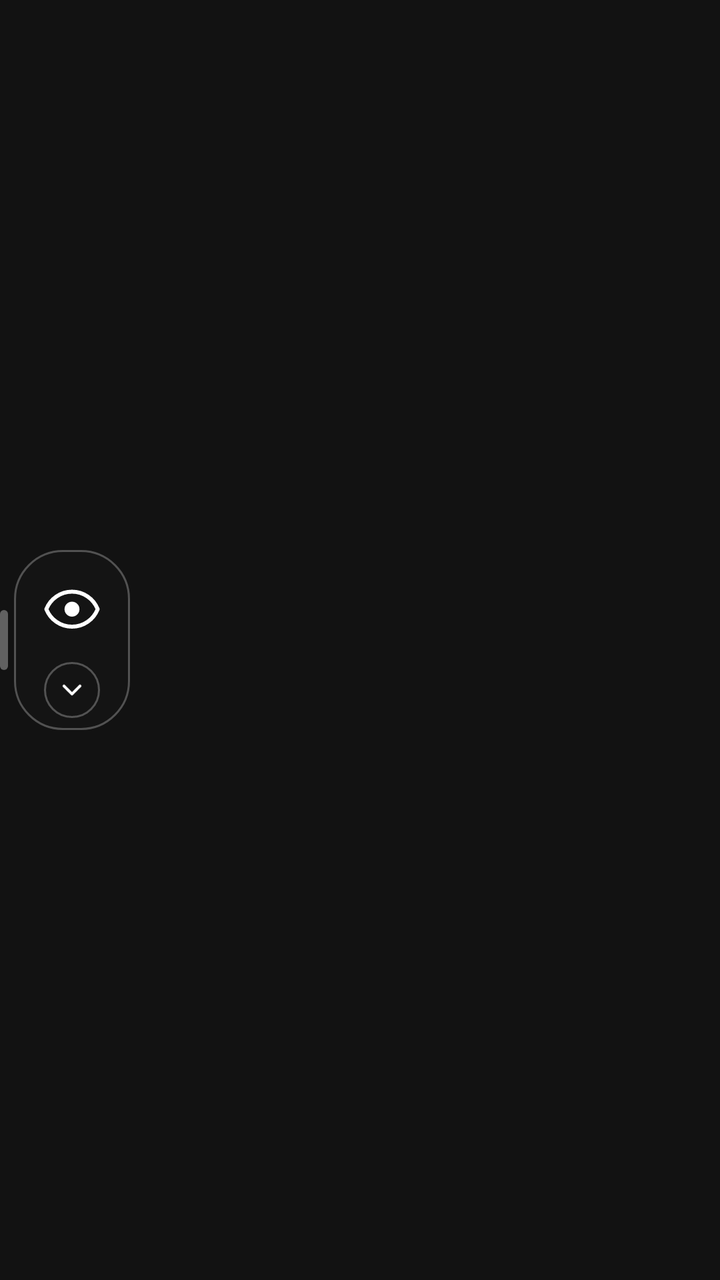
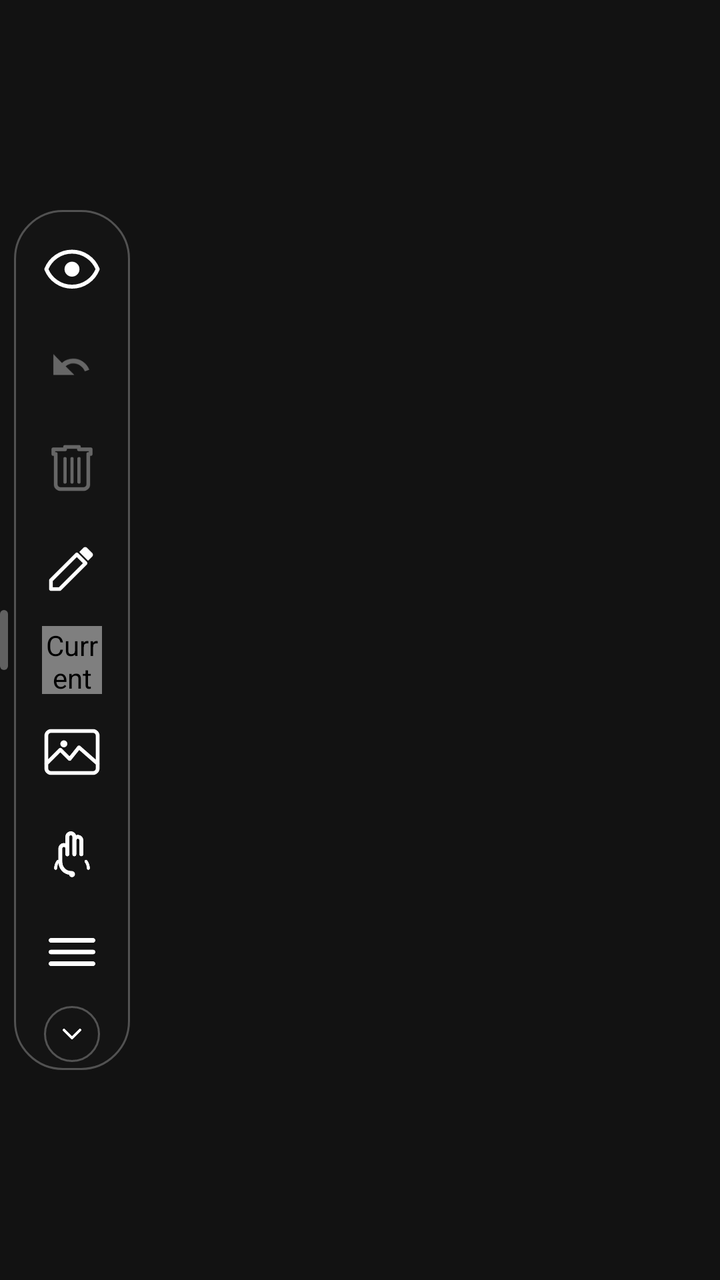

Screens rendered from an Android XML layout before and after an edit, with the pre-edit source and the edit as a unified diff.
<!-- AndroidManifest.xml: application theme Theme.DrawAnywhere -->
<!-- res/layout/overlay_toolbar_vertical.xml -->
<?xml version="1.0" encoding="utf-8"?>
<LinearLayout
    xmlns:android="http://schemas.android.com/apk/res/android"
    android:layout_width="wrap_content"
    android:layout_height="wrap_content"
    android:orientation="horizontal"
    android:gravity="center_vertical">

    <View
        android:layout_width="4dp"
        android:layout_height="30dp"
        android:background="@drawable/bg_grip_handle"
        android:layout_marginEnd="3dp" />

    <LinearLayout
        android:id="@+id/toolbar_content_col"
        android:layout_width="wrap_content"
        android:layout_height="wrap_content"
        android:orientation="vertical"
        android:gravity="center_horizontal"
        android:background="@drawable/bg_toolbar"
        android:paddingStart="4dp"
        android:paddingEnd="4dp"
        android:paddingTop="4dp"
        android:paddingBottom="4dp"
        android:elevation="8dp">

        
        <ImageView
            android:id="@+id/btn_hide"
            android:layout_width="50dp"
            android:layout_height="50dp"
            android:padding="11dp"
            android:src="@drawable/ic_eye"
            android:tint="@color/toolbar_icon_default"
            android:scaleType="fitCenter"
            android:background="@android:color/transparent"
            android:clickable="true"
            android:focusable="true"
            android:contentDescription="@string/cd_btn_hide" />

        
        <FrameLayout
            android:layout_width="28dp"
            android:layout_height="28dp"
            android:layout_marginTop="2dp"
            android:layout_marginBottom="2dp"
            android:background="@drawable/bg_collapse_pill">
            <ImageView
                android:id="@+id/btn_collapse_arrow"
                android:layout_width="match_parent"
                android:layout_height="match_parent"
                android:padding="6dp"
                android:src="@drawable/ic_chevron_down"
                android:tint="@color/toolbar_icon_default"
                android:scaleType="fitCenter"
                android:clickable="true"
                android:focusable="true"
                android:contentDescription="@string/cd_btn_collapse" />
        </FrameLayout>

        
        <ScrollView
            android:id="@+id/toolbar_scroll_container"
            android:layout_width="wrap_content"
            android:layout_height="0dp"
            android:layout_weight="0"
            android:scrollbars="none"
            android:overScrollMode="never"
            android:requiresFadingEdge="vertical"
            android:fadingEdgeLength="@dimen/toolbar_fading_edge_length">

            <LinearLayout
                android:id="@+id/toolbar_scroll_inner"
                android:layout_width="wrap_content"
                android:layout_height="wrap_content"
                android:orientation="vertical"
                android:gravity="center_horizontal">

                <ImageView
                    android:id="@+id/btn_undo"
                    android:layout_width="50dp"
                    android:layout_height="50dp"
                    android:padding="11dp"
                    android:src="@drawable/ic_undo"
                    android:tint="@color/toolbar_icon_default"
                    android:scaleType="fitCenter"
                    android:background="@android:color/transparent"
                    android:clickable="true"
                    android:focusable="true"
                    android:alpha="0.35"
                    android:enabled="false"
                    android:contentDescription="@string/cd_btn_undo" />

                <ImageView
                    android:id="@+id/btn_clear"
                    android:layout_width="50dp"
                    android:layout_height="50dp"
                    android:padding="11dp"
                    android:src="@drawable/ic_trash"
                    android:tint="@color/toolbar_icon_default"
                    android:scaleType="fitCenter"
                    android:background="@android:color/transparent"
                    android:clickable="true"
                    android:focusable="true"
                    android:alpha="0.35"
                    android:enabled="false"
                    android:contentDescription="@string/cd_btn_clear" />

                <ImageView
                    android:id="@+id/btn_add_image"
                    android:layout_width="50dp"
                    android:layout_height="50dp"
                    android:padding="11dp"
                    android:src="@drawable/ic_image"
                    android:tint="@color/toolbar_icon_default"
                    android:scaleType="fitCenter"
                    android:background="@android:color/transparent"
                    android:clickable="true"
                    android:focusable="true"
                    android:contentDescription="@string/cd_btn_image" />

                <ImageView
                    android:id="@+id/btn_tools"
                    android:layout_width="50dp"
                    android:layout_height="50dp"
                    android:padding="11dp"
                    android:src="@drawable/ic_pen"
                    android:tint="@color/toolbar_icon_default"
                    android:scaleType="fitCenter"
                    android:background="@android:color/transparent"
                    android:clickable="true"
                    android:focusable="true"
                    android:contentDescription="@string/cd_btn_tools" />

                <View
                    android:id="@+id/toolbar_divider"
                    android:layout_width="32dp"
                    android:layout_height="1dp"
                    android:background="@color/toolbar_divider"
                    android:layout_marginTop="3dp"
                    android:layout_marginBottom="3dp" />

                <com.drawanywhere.app.ColorDropView
                    android:id="@+id/view_color_dot"
                    android:layout_width="30dp"
                    android:layout_height="34dp"
                    android:layout_marginTop="4dp"
                    android:layout_marginBottom="4dp"
                    android:clickable="true"
                    android:focusable="true"
                    android:contentDescription="@string/cd_color_dot" />

                <ImageView
                    android:id="@+id/btn_finger"
                    android:layout_width="50dp"
                    android:layout_height="50dp"
                    android:padding="11dp"
                    android:src="@drawable/ic_finger"
                    android:tint="@color/toolbar_icon_default"
                    android:scaleType="fitCenter"
                    android:background="@android:color/transparent"
                    android:clickable="true"
                    android:focusable="true"
                    android:contentDescription="@string/cd_btn_finger" />

                <ImageView
                    android:id="@+id/btn_settings"
                    android:layout_width="50dp"
                    android:layout_height="50dp"
                    android:padding="11dp"
                    android:src="@drawable/ic_settings"
                    android:tint="@color/toolbar_icon_default"
                    android:scaleType="fitCenter"
                    android:background="@android:color/transparent"
                    android:clickable="true"
                    android:focusable="true"
                    android:contentDescription="@string/cd_btn_settings" />

            </LinearLayout>
        </ScrollView>

    </LinearLayout>

</LinearLayout>
<!-- resources referenced by this layout -->
<resources>
  <color name="toolbar_divider">#44FFFFFF</color>
  <color name="toolbar_icon_default">#FFFFFFFF</color>
  <dimen name="toolbar_fading_edge_length">18dp</dimen>
  <!-- drawable bg_collapse_pill (drawable) -->
  <?xml version="1.0" encoding="utf-8"?>
  <shape xmlns:android="http://schemas.android.com/apk/res/android"
      android:shape="oval">
      <solid android:color="@color/toolbar_bg" />
      <stroke
          android:width="1dp"
          android:color="@color/toolbar_divider" />
  </shape>
  <!-- drawable bg_grip_handle (drawable) -->
  <?xml version="1.0" encoding="utf-8"?>
  <shape xmlns:android="http://schemas.android.com/apk/res/android"
      android:shape="rectangle">
      <solid android:color="#55FFFFFF" />
      <corners android:radius="3dp" />
  </shape>
  <!-- drawable bg_toolbar (drawable) -->
  <?xml version="1.0" encoding="utf-8"?>
  <shape xmlns:android="http://schemas.android.com/apk/res/android"
      android:shape="rectangle">
  
      <solid android:color="@color/toolbar_bg" />
  
      <corners android:radius="24dp" />
  
      <stroke
          android:width="1dp"
          android:color="@color/toolbar_divider" />
  
  </shape>
  <!-- drawable ic_chevron_down (drawable) -->
  <?xml version="1.0" encoding="utf-8"?>
  <vector xmlns:android="http://schemas.android.com/apk/res/android"
      android:width="24dp" android:height="24dp"
      android:viewportWidth="24" android:viewportHeight="24">
      <path
          android:pathData="M6,9L12,15L18,9"
          android:fillColor="#00000000"
          android:strokeColor="#FFFFFFFF"
          android:strokeWidth="2"
          android:strokeLineCap="round"
          android:strokeLineJoin="round" />
  </vector>
  <!-- drawable ic_pen (drawable) -->
  <?xml version="1.0" encoding="utf-8"?>
  <vector xmlns:android="http://schemas.android.com/apk/res/android"
      android:width="24dp"
      android:height="24dp"
      android:viewportWidth="24"
      android:viewportHeight="24">
  
      
      <path
          android:pathData="M3,17.25V21H6.75L17.81,9.94L14.06,6.19L3,17.25Z"
          android:fillColor="#00000000"
          android:strokeColor="#FFFFFFFF"
          android:strokeWidth="1.6"
          android:strokeLineCap="round"
          android:strokeLineJoin="round" />
  
      
      <path
          android:pathData="M20.71,7.04C21.1,6.65 21.1,6.02 20.71,5.63L18.37,3.29C17.98,2.9 17.35,2.9 16.96,3.29L15.13,5.12L18.88,8.87L20.71,7.04Z"
          android:fillColor="#FFFFFFFF" />
  
  </vector>
  <!-- drawable ic_undo (drawable) -->
  <?xml version="1.0" encoding="utf-8"?>
  <vector xmlns:android="http://schemas.android.com/apk/res/android"
      android:width="24dp"
      android:height="24dp"
      android:viewportWidth="24"
      android:viewportHeight="24">
  
      <path
          android:pathData="M12.5,8C10.65,8 8.99,8.7 7.7,9.83L4,6V15H13L9.27,11.27C10.16,10.49 11.28,10 12.5,10C14.77,10 16.72,11.44 17.5,13.45L19.41,12.74C18.29,9.87 15.61,8 12.5,8Z"
          android:fillColor="#FFFFFFFF" />
  
  </vector>
  <string name="cd_btn_clear">Clear canvas</string>
  <string name="cd_btn_collapse">Collapse or expand toolbar</string>
  <string name="cd_btn_finger">Toggle touch pass-through</string>
  <string name="cd_btn_hide">Hide or show canvas</string>
  <string name="cd_btn_image">Add image from gallery</string>
  <string name="cd_btn_settings">Open settings</string>
  <string name="cd_btn_tools">Select drawing tool</string>
  <string name="cd_btn_undo">Undo last stroke</string>
  <string name="cd_color_dot">Current drawing color</string>
  <color name="toolbar_bg">#E8141414</color>
  <color name="colorPrimary">#FFB73A3A</color>
  <color name="colorPrimaryVariant">#FF8B0000</color>
  <color name="colorOnPrimary">#FFFFFFFF</color>
  <color name="colorSecondary">#FF444444</color>
  <color name="colorOnSecondary">#FFFFFFFF</color>
  <color name="colorError">#FFCF6679</color>
  <color name="colorOnError">#FF000000</color>
  <color name="colorSurface">#FF1C1C1C</color>
  <color name="colorOnSurface">#FFFFFFFF</color>
  <color name="colorBackground">#FF121212</color>
  <!-- unchanged entries left out for length: 6 -->
</resources>

<!-- the commit's change to res/layout/overlay_toolbar_vertical.xml (unified diff, before → after) -->
@@ -40,31 +40,74 @@
             android:contentDescription="@string/cd_btn_hide" />
 
         
-        <FrameLayout
-            android:layout_width="28dp"
-            android:layout_height="28dp"
+        <ImageView
+            android:id="@+id/btn_undo"
+            android:layout_width="50dp"
+            android:layout_height="50dp"
+            android:padding="11dp"
+            android:src="@drawable/ic_undo"
+            android:tint="@color/toolbar_icon_default"
+            android:scaleType="fitCenter"
+            android:background="@android:color/transparent"
+            android:clickable="true"
+            android:focusable="true"
+            android:alpha="0.35"
+            android:enabled="false"
+            android:contentDescription="@string/cd_btn_undo" />
+
+        <ImageView
+            android:id="@+id/btn_clear"
+            android:layout_width="50dp"
+            android:layout_height="50dp"
+            android:padding="11dp"
+            android:src="@drawable/ic_trash"
+            android:tint="@color/toolbar_icon_default"
+            android:scaleType="fitCenter"
+            android:background="@android:color/transparent"
+            android:clickable="true"
+            android:focusable="true"
+            android:alpha="0.35"
+            android:enabled="false"
+            android:contentDescription="@string/cd_btn_clear" />
+
+        <ImageView
+            android:id="@+id/btn_tools"
+            android:layout_width="50dp"
+            android:layout_height="50dp"
+            android:padding="11dp"
+            android:src="@drawable/ic_pen"
+            android:tint="@color/toolbar_icon_default"
+            android:scaleType="fitCenter"
+            android:background="@android:color/transparent"
+            android:clickable="true"
+            android:focusable="true"
+            android:contentDescription="@string/cd_btn_tools" />
+
+        <com.drawanywhere.app.ColorDropView
+            android:id="@+id/view_color_dot"
+            android:layout_width="30dp"
+            android:layout_height="34dp"
+            android:layout_marginTop="4dp"
+            android:layout_marginBottom="4dp"
+            android:clickable="true"
+            android:focusable="true"
+            android:contentDescription="@string/cd_color_dot" />
+
+        
+        <View
+            android:id="@+id/toolbar_divider"
+            android:layout_width="26dp"
+            android:layout_height="1dp"
+            android:background="@color/toolbar_divider"
             android:layout_marginTop="2dp"
             android:layout_marginBottom="2dp"
-            android:background="@drawable/bg_collapse_pill">
-            <ImageView
-                android:id="@+id/btn_collapse_arrow"
-                android:layout_width="match_parent"
-                android:layout_height="match_parent"
-                android:padding="6dp"
-                android:src="@drawable/ic_chevron_down"
-                android:tint="@color/toolbar_icon_default"
-                android:scaleType="fitCenter"
-                android:clickable="true"
-                android:focusable="true"
-                android:contentDescription="@string/cd_btn_collapse" />
-        </FrameLayout>
+            android:visibility="gone" />
 
         
         <ScrollView
             android:id="@+id/toolbar_scroll_container"
             android:layout_width="wrap_content"
-            android:layout_height="0dp"
-            android:layout_weight="0"
+            android:layout_height="wrap_content"
             android:scrollbars="none"
             android:overScrollMode="never"
             android:requiresFadingEdge="vertical"
@@ -78,36 +121,6 @@
                 android:gravity="center_horizontal">
 
                 <ImageView
-                    android:id="@+id/btn_undo"
-                    android:layout_width="50dp"
-                    android:layout_height="50dp"
-                    android:padding="11dp"
-                    android:src="@drawable/ic_undo"
-                    android:tint="@color/toolbar_icon_default"
-                    android:scaleType="fitCenter"
-                    android:background="@android:color/transparent"
-                    android:clickable="true"
-                    android:focusable="true"
-                    android:alpha="0.35"
-                    android:enabled="false"
-                    android:contentDescription="@string/cd_btn_undo" />
-
-                <ImageView
-                    android:id="@+id/btn_clear"
-                    android:layout_width="50dp"
-                    android:layout_height="50dp"
-                    android:padding="11dp"
-                    android:src="@drawable/ic_trash"
-                    android:tint="@color/toolbar_icon_default"
-                    android:scaleType="fitCenter"
-                    android:background="@android:color/transparent"
-                    android:clickable="true"
-                    android:focusable="true"
-                    android:alpha="0.35"
-                    android:enabled="false"
-                    android:contentDescription="@string/cd_btn_clear" />
-
-                <ImageView
                     android:id="@+id/btn_add_image"
                     android:layout_width="50dp"
                     android:layout_height="50dp"
@@ -119,37 +132,6 @@
                     android:clickable="true"
                     android:focusable="true"
                     android:contentDescription="@string/cd_btn_image" />
-
-                <ImageView
-                    android:id="@+id/btn_tools"
-                    android:layout_width="50dp"
-                    android:layout_height="50dp"
-                    android:padding="11dp"
-                    android:src="@drawable/ic_pen"
-                    android:tint="@color/toolbar_icon_default"
-                    android:scaleType="fitCenter"
-                    android:background="@android:color/transparent"
-                    android:clickable="true"
-                    android:focusable="true"
-                    android:contentDescription="@string/cd_btn_tools" />
-
-                <View
-                    android:id="@+id/toolbar_divider"
-                    android:layout_width="32dp"
-                    android:layout_height="1dp"
-                    android:background="@color/toolbar_divider"
-                    android:layout_marginTop="3dp"
-                    android:layout_marginBottom="3dp" />
-
-                <com.drawanywhere.app.ColorDropView
-                    android:id="@+id/view_color_dot"
-                    android:layout_width="30dp"
-                    android:layout_height="34dp"
-                    android:layout_marginTop="4dp"
-                    android:layout_marginBottom="4dp"
-                    android:clickable="true"
-                    android:focusable="true"
-                    android:contentDescription="@string/cd_color_dot" />
 
                 <ImageView
                     android:id="@+id/btn_finger"
@@ -180,6 +162,25 @@
             </LinearLayout>
         </ScrollView>
 
+        
+        <FrameLayout
+            android:layout_width="28dp"
+            android:layout_height="28dp"
+            android:layout_marginTop="2dp"
+            android:background="@drawable/bg_collapse_pill">
+            <ImageView
+                android:id="@+id/btn_collapse_arrow"
+                android:layout_width="match_parent"
+                android:layout_height="match_parent"
+                android:padding="6dp"
+                android:src="@drawable/ic_chevron_down"
+                android:tint="@color/toolbar_icon_default"
+                android:scaleType="fitCenter"
+                android:clickable="true"
+                android:focusable="true"
+                android:contentDescription="@string/cd_btn_collapse" />
+        </FrameLayout>
+
     </LinearLayout>
 
 </LinearLayout>
